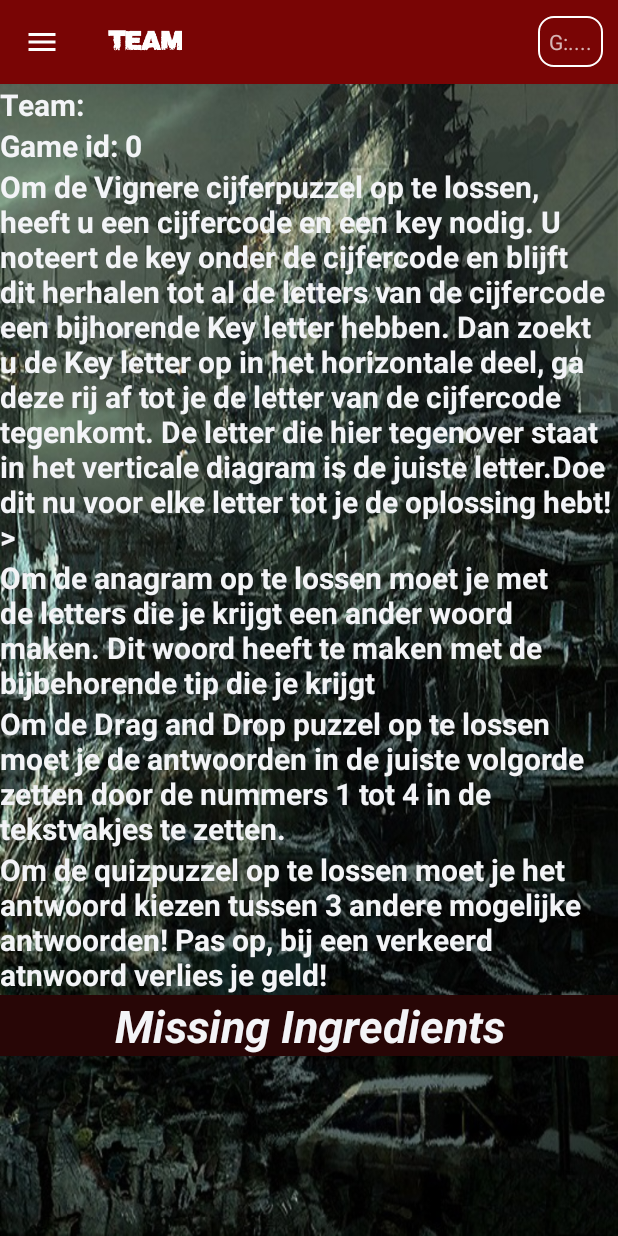
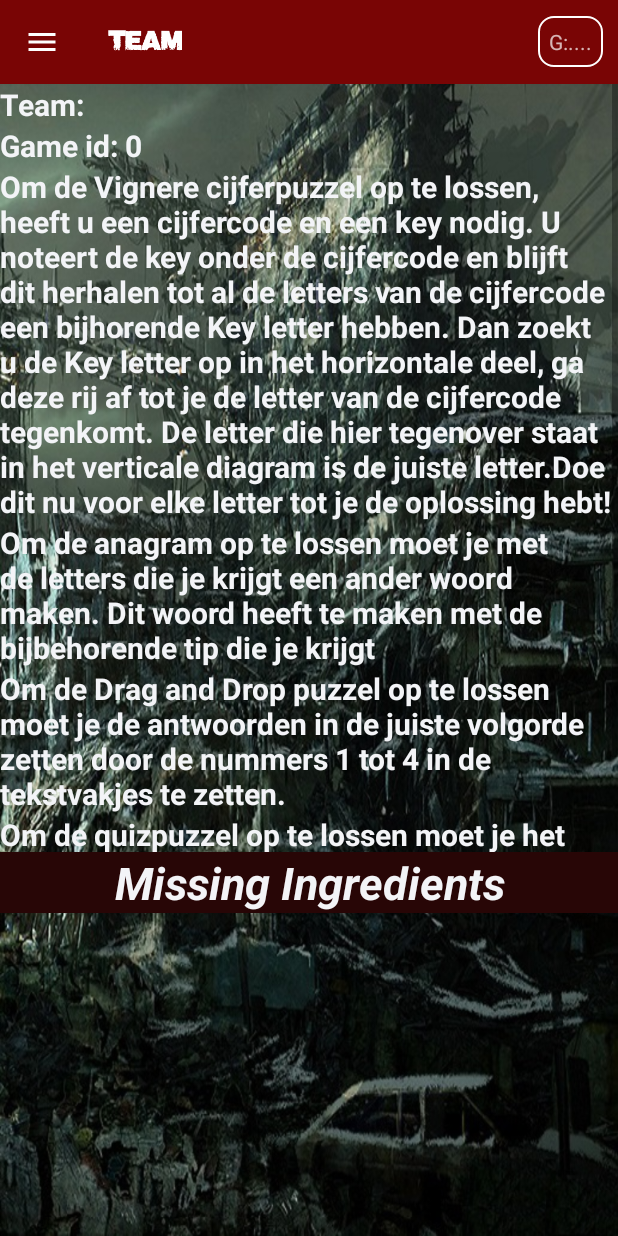
Before and after one commit to AP-Elektronica-ICT/CA1819-AntwerpHasFallen, an Android app: the fragment InfoFragment placed in its activity, in the side drawer, after a tap on "Team", on a phone screen of 412 x 824 dp. Run offline under Robolectric (Android 15) with nearby library versions, the phone set to English and light mode, and no system bars; 1 statement that could not run was skipped.

Commit message:
fixed teamfragment layout

```diff
--- a/src/AHF-App/app/src/main/res/layout/fragment_team.xml
+++ b/src/AHF-App/app/src/main/res/layout/fragment_team.xml
@@ -5,9 +5,11 @@
     tools:context="com.ahf.antwerphasfallen.Fragments.TeamFragment"
     android:background="@drawable/shop"
     android:orientation="vertical">
+
     <ScrollView
+        android:layout_weight="1"
         android:layout_width="match_parent"
-        android:layout_height="wrap_content">
+        android:layout_height="match_parent">
 
         <LinearLayout
             android:layout_width="match_parent"
@@ -104,8 +106,9 @@
     </ScrollView>
 
     <LinearLayout
-        android:layout_width="wrap_content"
-        android:layout_height="wrap_content"
+        android:layout_width="match_parent"
+        android:layout_height="match_parent"
+        android:layout_weight="2"
         android:orientation="vertical">
         <TextView
             android:id="@+id/lbl_mingredients"
--- a/src/AHF-App/app/src/main/res/values/strings.xml
+++ b/src/AHF-App/app/src/main/res/values/strings.xml
@@ -8,13 +8,12 @@
 
     <string name="story">Door een mislukt experiment in het MLK (centrum voor medische experimenten) is er een schadelijke stof vrijgekomen in Antwerpen, zij die besmet zijn hebben nog maar een paar uur te leven. De laatste groepen die niet besmet zijn moeten dus zo snel mogelijk aan een tegengif geraken of uit de stad geraken voor ze zelf besmet zijn. Ze moeten onderweg naar bepaalde gebieden gaan om de ingrediënten te verzamelen voor een tegengif of opdrachtjes doen om geld te verdienen. Ze mogen wel maar een bepaalde tijd in dat gebied blijven of ze raken zelf besmet! Met hun verdiende geld kunnen ze onder andere een medicament voor zichzelf aankopen waardoor ze zelf langer in een gebied kunnen blijven of ze kunnen het andere team saboteren, zodat dit team tijd verliest.\nHet team dat als eerste alle ingrediënten heeft om een tegengif te maken wint! </string>
     <string name="beginUitleg">Het doel van het spel is alle ingredienten verzamelen. Je kan ingredienten verzamelen door naar de locaties te gaan, in het tabje map kan je een kaart zien met daarop de vorige locatie van je team en de locatie waar je naartoe moet. Gebruik het hamburgermenu linksboven om te navigeren door de verschillende schermen.</string>
-    <string name="opdrachten">Als je op een locatie aankomt krijg je opdrachten die je kan oplossen en hiervoor krijg je een beloning, ofwel een ingredient ofwel geld. Dit geld kan je spenderen in de shop. Het tabje map veranderd dan in puzzles, zo kan je altijd terugkeren naar de puzzel waar je aan bezig was. Let wel op de tijd! Als je te lang in een bepaald gebied blijft sluiten de opdrachten af en als je dan nog langer blijft verlies je geld. Wanneer je een locatie verlaat, of de tijd is op veranderd het tabje terug in map en kan je de volgende locatie zien.</string>
+    <string name="opdrachten">Als je op een locatie aankomt krijg je opdrachten die je kan oplossen en hiervoor krijg je een beloning, ofwel een ingredient ofwel geld. Dit geld kan je spenderen in de shop. Het tabje map verandert dan in puzzles, zo kan je altijd terugkeren naar de puzzel waar je aan bezig was. Let wel op de tijd! Als je te lang in een bepaald gebied blijft sluiten de opdrachten af en als je dan nog langer blijft verlies je geld. Wanneer je een locatie verlaat, of de tijd is op verandert het tabje terug in map en kan je de volgende locatie zien.</string>
     <string name="shop">In de shop kan je items kopen die jou team kunnen helpen het spel sneller uit te spelen, of items die het andere team tegenhouden om het spel sneller dan jou team uit te spelen.\nItems die je in de shop koopt kan je terugvinden in de inventory</string>
     <string name="inventory">In de inventory vind je al je items en je gevonden ingredienten terug. Als je een item wil gebruiken druk dan op \"use\" naast het item. Je kan zien hoeveel je van elk item nog over hebt.\nBij de gevonden ingredienten kan je ook zien hoeveel je hier al van hebt. </string>
     <string name="team">Bij het tabje team vind je de informatie over je team terug, alsook je teamnaam en de game id. Deze game id heb je nodig om aan het spel te kunnen deelnemen. Ook vind je hier welke ingredienten je nog nodig hebt om het tegengif te maken.</string>
     <string name="anagram">Om de anagram op te lossen moet je met de letters die je krijgt een ander woord maken. Dit woord heeft te maken met de bijbehorende tip die je krijgt</string>
    <string name="quiz">Om de quizpuzzel op te lossen moet je het antwoord kiezen tussen 3 andere mogelijke antwoorden! Pas op, bij een verkeerd atnwoord verlies je geld!</string>
     <string name="Dad">Om de Drag and Drop puzzel op te lossen moet je de antwoorden in de juiste volgorde zetten door de nummers 1 tot 4 in de tekstvakjes te zetten.</string>
-    <string name = "vignere">Om de Vignere cijferpuzzel op te lossen, heeft u een cijfercode en een key nodig. U noteert de key onder de cijfercode en blijft dit herhalen tot al de letters van de cijfercode een bijhorende Key letter hebben. Dan zoekt u de Key letter op in het horizontale deel, ga deze rij af tot je de letter van de cijfercode tegenkomt. De letter die hier tegenover staat in het verticale diagram is de juiste letter.Doe dit nu voor elke letter tot je de oplossing hebt!">
-</string>
+    <string name = "vignere">Om de Vignere cijferpuzzel op te lossen, heeft u een cijfercode en een key nodig. U noteert de key onder de cijfercode en blijft dit herhalen tot al de letters van de cijfercode een bijhorende Key letter hebben. Dan zoekt u de Key letter op in het horizontale deel, ga deze rij af tot je de letter van de cijfercode tegenkomt. De letter die hier tegenover staat in het verticale diagram is de juiste letter.Doe dit nu voor elke letter tot je de oplossing hebt!"</string>
 </resources>
```
